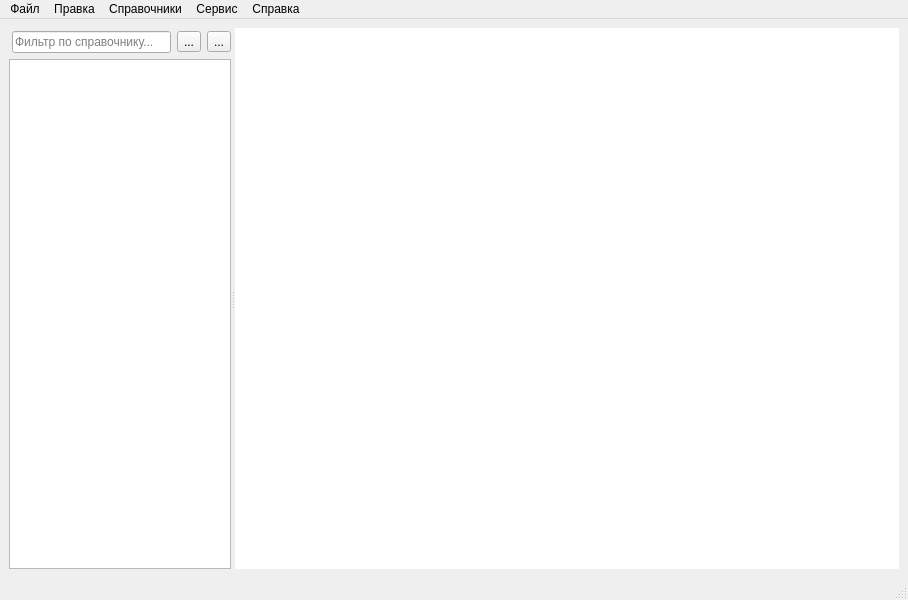
Old version of the form ui/main_window.ui in the repository caxapyk/gaoo-cfp.
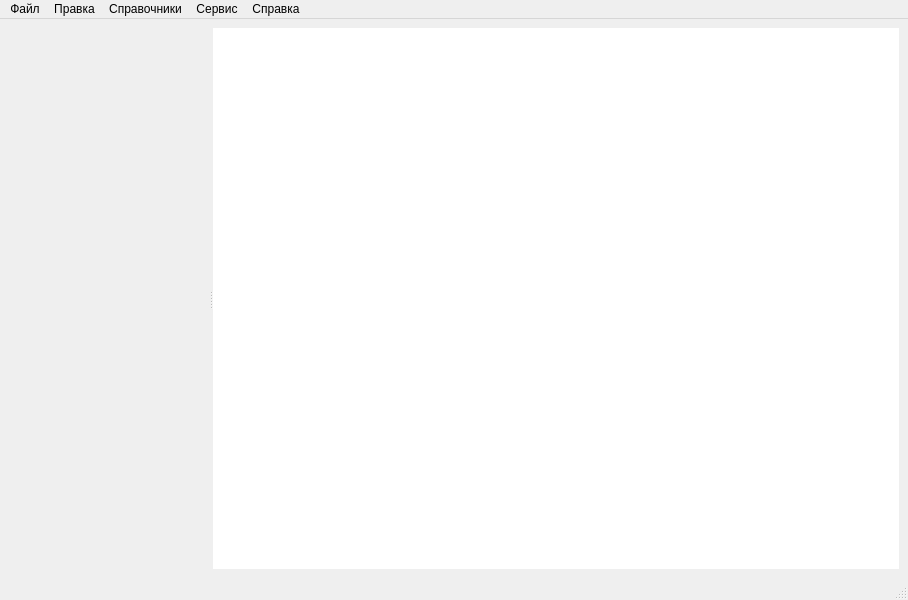
New version of the form. Icons and pictures are not drawn.

Patch:
```diff
--- a/ui/main_window.ui
+++ b/ui/main_window.ui
@@ -45,90 +45,7 @@
        <property name="toolTip">
         <string/>
        </property>
-       <layout class="QVBoxLayout" name="verticalLayout">
-        <item>
-         <layout class="QHBoxLayout" name="horizontalLayout">
-          <property name="leftMargin">
-           <number>3</number>
-          </property>
-          <property name="topMargin">
-           <number>3</number>
-          </property>
-          <item>
-           <widget class="QLineEdit" name="lineEdit_geo_filter">
-            <property name="placeholderText">
-             <string>Фильтр по справочнику...</string>
-            </property>
-           </widget>
-          </item>
-          <item>
-           <widget class="QToolButton" name="toolButton_clearFilter">
-            <property name="toolTip">
-             <string>Сбросить фильтр</string>
-            </property>
-            <property name="text">
-             <string>...</string>
-            </property>
-            <property name="icon">
-             <iconset resource="../resources.qrc">
-              <normaloff>:/icons/clear-filter-16.png</normaloff>:/icons/clear-filter-16.png</iconset>
-            </property>
-           </widget>
-          </item>
-          <item>
-           <widget class="QToolButton" name="toolButton_sort">
-            <property name="toolTip">
-             <string>&lt;html&gt;&lt;head/&gt;&lt;body&gt;&lt;p&gt;Сортировка справочника:&lt;/p&gt;&lt;p&gt;&lt;img src=&quot;:/icons/sort19-16.png&quot;/&gt;&lt;span style=&quot; color:#555753;&quot;&gt;&amp;nbsp;сортировка по алфавиту&lt;/span&gt;&lt;/p&gt;&lt;p&gt;&lt;img src=&quot;:/icons/sort-az-16.png&quot;/&gt;&lt;span style=&quot; color:#555753;&quot;&gt;&amp;nbsp;сортировка по списку заполнения&lt;/span&gt;&lt;/p&gt;&lt;/body&gt;&lt;/html&gt;</string>
-            </property>
-            <property name="text">
-             <string>...</string>
-            </property>
-            <property name="icon">
-             <iconset resource="../resources.qrc">
-              <normaloff>:/icons/sort-az-16.png</normaloff>:/icons/sort-az-16.png</iconset>
-            </property>
-           </widget>
-          </item>
-         </layout>
-        </item>
-        <item>
-         <widget class="QTreeView" name="treeView_geo">
-          <property name="sizePolicy">
-           <sizepolicy hsizetype="Expanding" vsizetype="Expanding">
-            <horstretch>0</horstretch>
-            <verstretch>0</verstretch>
-           </sizepolicy>
-          </property>
-          <property name="minimumSize">
-           <size>
-            <width>200</width>
-            <height>0</height>
-           </size>
-          </property>
-          <property name="maximumSize">
-           <size>
-            <width>400</width>
-            <height>16777215</height>
-           </size>
-          </property>
-          <property name="contextMenuPolicy">
-           <enum>Qt::CustomContextMenu</enum>
-          </property>
-          <property name="horizontalScrollBarPolicy">
-           <enum>Qt::ScrollBarAsNeeded</enum>
-          </property>
-          <property name="sizeAdjustPolicy">
-           <enum>QAbstractScrollArea::AdjustToContentsOnFirstShow</enum>
-          </property>
-          <property name="editTriggers">
-           <set>QAbstractItemView::EditKeyPressed</set>
-          </property>
-          <property name="sortingEnabled">
-           <bool>false</bool>
-          </property>
-         </widget>
-        </item>
-       </layout>
+       <layout class="QVBoxLayout" name="verticalLayout"/>
       </widget>
       <widget class="QWidget" name="widget_2" native="true">
        <property name="sizePolicy">
```
Left out of the diff: 2 changed lines with no effect on the pictures.
